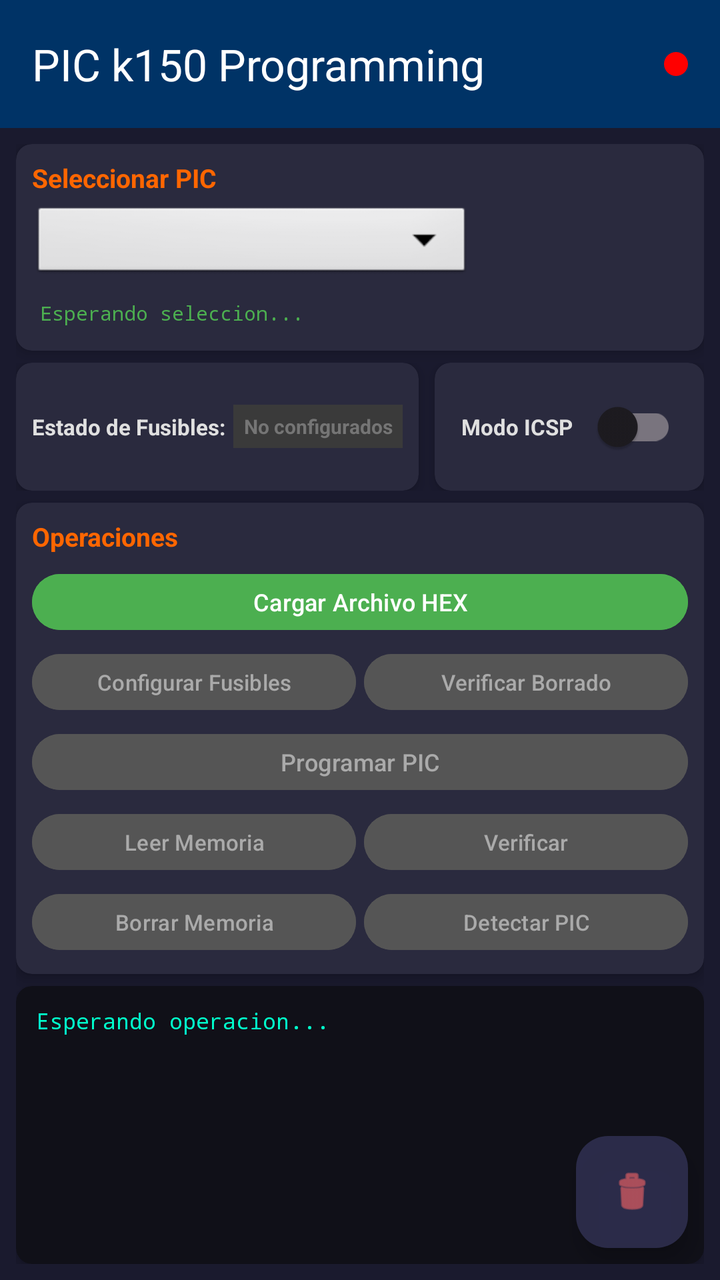
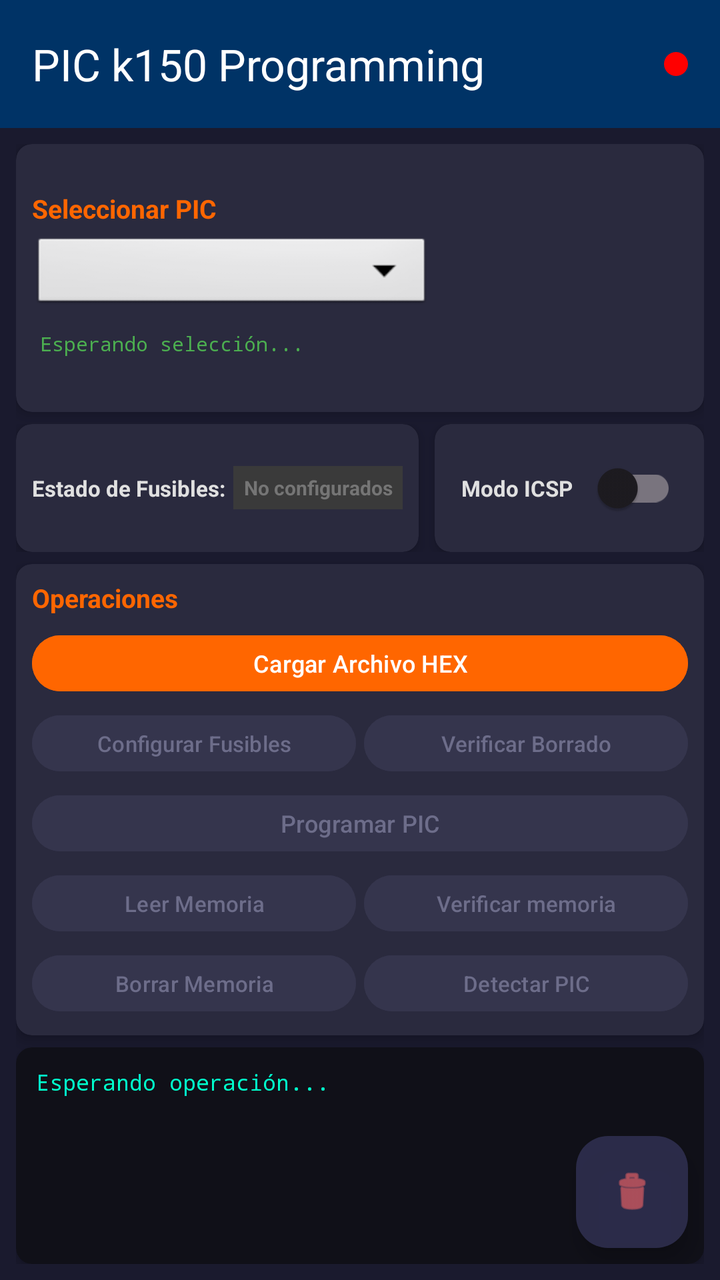

The first picture is an Android layout as it rendered before a commit; the second is the same layout after the commit. The layout source and the unified diff follow.
<!-- AndroidManifest.xml: application theme Theme.PICk150Programing -->
<!-- res/layout/activity_main.xml -->
<?xml version="1.0" encoding="utf-8"?>
<androidx.constraintlayout.widget.ConstraintLayout
    xmlns:android="http://schemas.android.com/apk/res/android"
    xmlns:app="http://schemas.android.com/apk/res-auto"
    xmlns:tools="http://schemas.android.com/tools"
    android:id="@+id/main"
    android:layout_width="match_parent"
    android:layout_height="match_parent"
    android:background="#1A1A2E"
    tools:context=".MainActivity">

    
    <com.google.android.material.appbar.AppBarLayout
        android:id="@+id/appBarLayout"
        android:layout_width="0dp"
        android:layout_height="wrap_content"
        android:elevation="8dp"
        app:layout_constraintEnd_toEndOf="parent"
        app:layout_constraintStart_toStartOf="parent"
        app:layout_constraintTop_toTopOf="parent">

        <androidx.appcompat.widget.Toolbar
            android:id="@+id/toolbar"
            android:layout_width="match_parent"
            android:layout_height="?attr/actionBarSize"
            android:background="#003366"
            android:elevation="8dp"
            app:titleTextColor="#FFFFFF"
            app:title="@string/app_name">

            <View
                android:id="@+id/connectionIndicator"
                android:layout_width="12dp"
                android:layout_height="12dp"
                android:layout_gravity="end"
                android:layout_marginEnd="16dp"
                android:background="@drawable/connection_indicator" />
        </androidx.appcompat.widget.Toolbar>
    </com.google.android.material.appbar.AppBarLayout>

    
    <LinearLayout
        android:id="@+id/mainContentLayout"
        android:layout_width="0dp"
        android:layout_height="0dp"
        android:orientation="vertical"
        android:padding="8dp"
        app:layout_constraintTop_toBottomOf="@+id/appBarLayout"
        app:layout_constraintBottom_toTopOf="@+id/bannerContainer"
        app:layout_constraintStart_toStartOf="parent"
        app:layout_constraintEnd_toEndOf="parent">

        
        <androidx.cardview.widget.CardView
            android:layout_width="match_parent"
            android:layout_height="wrap_content"
            android:layout_marginBottom="6dp"
            app:cardBackgroundColor="#2A2A3E"
            app:cardCornerRadius="8dp"
            app:cardElevation="4dp">

            <LinearLayout
                android:layout_width="match_parent"
                android:layout_height="wrap_content"
                android:orientation="horizontal"
                android:padding="8dp"
                android:baselineAligned="false"
                android:gravity="center_vertical">

                
                <LinearLayout
                    android:layout_width="0dp"
                    android:layout_height="wrap_content"
                    android:layout_weight="1"
                    android:orientation="vertical">

                    <TextView
                        android:layout_width="wrap_content"
                        android:layout_height="wrap_content"
                        android:layout_marginBottom="4dp"
                        android:text="@string/seleccionar_chip_pic"
                        android:textColor="#FF6600"
                        android:textSize="13sp"
                        android:textStyle="bold" />

                    <Spinner
                        android:id="@+id/chipSpinner"
                        android:layout_width="match_parent"
                        android:layout_height="40dp"
                        android:layout_marginBottom="4dp"
                        android:background="@android:drawable/btn_dropdown"
                        android:paddingStart="8dp"
                        android:paddingEnd="8dp"
                        android:spinnerMode="dropdown" />

                    <TextView
                        android:id="@+id/chipInfoTextView"
                        android:layout_width="match_parent"
                        android:layout_height="wrap_content"
                        android:fontFamily="monospace"
                        android:padding="4dp"
                        android:text="@string/esperando_seleccion"
                        android:textColor="#4CAF50"
                        android:textSize="10sp" />
                </LinearLayout>

                
                <ImageView
                    android:id="@+id/chipSocketImageView"
                    android:layout_width="100dp"
                    android:layout_height="80dp"
                    android:layout_marginStart="8dp"
                    android:contentDescription="Socket Diagram"
                    android:scaleType="fitCenter"
                    android:visibility="visible" />
            </LinearLayout>
        </androidx.cardview.widget.CardView>

        
        <LinearLayout
            android:layout_width="match_parent"
            android:layout_height="wrap_content"
            android:orientation="horizontal"
            android:layout_marginBottom="6dp"
            android:gravity="center_vertical">

            
            <androidx.cardview.widget.CardView
                android:layout_width="0dp"
                android:layout_height="match_parent"
                android:layout_weight="1.2"
                android:layout_marginEnd="4dp"
                app:cardBackgroundColor="#2A2A3E"
                app:cardCornerRadius="8dp"
                app:cardElevation="4dp">

                <LinearLayout
                    android:layout_width="match_parent"
                    android:layout_height="match_parent"
                    android:orientation="horizontal"
                    android:padding="8dp"
                    android:gravity="center_vertical">

                    <TextView
                        android:layout_width="wrap_content"
                        android:layout_height="wrap_content"
                        android:text="@string/estado_fusibles"
                        android:textColor="#E0E0E0"
                        android:textSize="11sp"
                        android:textStyle="bold"
                        android:layout_marginEnd="4dp" />

                    <TextView
                        android:id="@+id/fuseStatusTextView"
                        android:layout_width="0dp"
                        android:layout_height="wrap_content"
                        android:layout_weight="1"
                        android:text="@string/fuses_no_configurados"
                        android:textColor="#757575"
                        android:textSize="10sp"
                        android:textStyle="bold"
                        android:gravity="center"
                        android:paddingStart="4dp"
                        android:paddingEnd="4dp"
                        android:paddingTop="4dp"
                        android:paddingBottom="4dp"
                        android:background="#3A3A3A"
                        android:ellipsize="end"
                        android:singleLine="true" />
                </LinearLayout>
            </androidx.cardview.widget.CardView>

            
            <androidx.cardview.widget.CardView
                android:layout_width="0dp"
                android:layout_height="match_parent"
                android:layout_weight="0.8"
                android:layout_marginStart="4dp"
                app:cardBackgroundColor="#2A2A3E"
                app:cardCornerRadius="8dp"
                app:cardElevation="4dp">

                <LinearLayout
                    android:layout_width="match_parent"
                    android:layout_height="match_parent"
                    android:orientation="horizontal"
                    android:padding="8dp"
                    android:gravity="center">

                    <TextView
                        android:layout_width="wrap_content"
                        android:layout_height="wrap_content"
                        android:text="@string/modo_icsp"
                        android:textColor="#E0E0E0"
                        android:textSize="11sp"
                        android:textStyle="bold"
                        android:layout_marginEnd="4dp" />

                    <androidx.appcompat.widget.SwitchCompat
                        android:id="@+id/swModeICSP"
                        android:layout_width="wrap_content"
                        android:layout_height="wrap_content"
                        android:thumbTint="#FFFFFF"
                        android:trackTint="#90EE90" />
                </LinearLayout>
            </androidx.cardview.widget.CardView>

        </LinearLayout>

        
        <androidx.cardview.widget.CardView
            android:layout_width="match_parent"
            android:layout_height="wrap_content"
            android:layout_marginBottom="6dp"
            app:cardBackgroundColor="#2A2A3E"
            app:cardCornerRadius="8dp"
            app:cardElevation="4dp">

            <LinearLayout
                android:layout_width="match_parent"
                android:layout_height="wrap_content"
                android:orientation="vertical"
                android:padding="8dp">

                <TextView
                    android:layout_width="wrap_content"
                    android:layout_height="wrap_content"
                    android:layout_marginBottom="6dp"
                    android:text="@string/operaciones"
                    android:textColor="#FF6600"
                    android:textSize="13sp"
                    android:textStyle="bold" />

                
                <Button
                    android:id="@+id/btnSelectHex"
                    android:layout_width="match_parent"
                    android:layout_height="36dp"
                    android:layout_marginBottom="4dp"
                    android:backgroundTint="#4CAF50"
                    android:text="@string/cargar_archivo_hex"
                    android:textColor="#FFFFFF"
                    android:textSize="12sp"
                    android:paddingTop="0dp"
                    android:paddingBottom="0dp" />

                
                <LinearLayout
                    android:layout_width="match_parent"
                    android:layout_height="wrap_content"
                    android:layout_marginBottom="4dp"
                    android:orientation="horizontal">

                    <Button
                        android:id="@+id/btnConfigureFuses"
                        android:layout_width="0dp"
                        android:layout_height="36dp"
                        android:layout_marginEnd="2dp"
                        android:layout_weight="1"
                        android:backgroundTint="#555555"
                        android:enabled="false"
                        android:text="@string/configurar_fusibles"
                        android:textColor="#AAAAAA"
                        android:textSize="11sp"
                        android:paddingTop="0dp"
                        android:paddingBottom="0dp" />

                    <Button
                        android:id="@+id/btnBlankCheck"
                        android:layout_width="0dp"
                        android:layout_height="36dp"
                        android:layout_marginStart="2dp"
                        android:layout_weight="1"
                        android:backgroundTint="#555555"
                        android:enabled="false"
                        android:text="@string/verificar_borrado"
                        android:textColor="#AAAAAA"
                        android:textSize="11sp"
                        android:paddingTop="0dp"
                        android:paddingBottom="0dp" />
                </LinearLayout>

                
                <Button
                    android:id="@+id/btnProgramarPic"
                    android:layout_width="match_parent"
                    android:layout_height="36dp"
                    android:layout_marginBottom="4dp"
                    android:backgroundTint="#555555"
                    android:enabled="false"
                    android:text="@string/programar_pic"
                    android:textColor="#AAAAAA"
                    android:textSize="12sp"
                    android:paddingTop="0dp"
                    android:paddingBottom="0dp" />

                
                <LinearLayout
                    android:layout_width="match_parent"
                    android:layout_height="wrap_content"
                    android:layout_marginBottom="4dp"
                    android:orientation="horizontal">

                    <Button
                        android:id="@+id/btnLeerMemoriaDeLPic"
                        android:layout_width="0dp"
                        android:layout_height="36dp"
                        android:layout_marginEnd="2dp"
                        android:layout_weight="1"
                        android:backgroundTint="#555555"
                        android:enabled="false"
                        android:text="@string/leer_memoria"
                        android:textColor="#AAAAAA"
                        android:textSize="11sp"
                        android:paddingTop="0dp"
                        android:paddingBottom="0dp" />

                    <Button
                        android:id="@+id/btnVerificarMemoriaDelPic"
                        android:layout_width="0dp"
                        android:layout_height="36dp"
                        android:layout_marginStart="2dp"
                        android:layout_weight="1"
                        android:backgroundTint="#555555"
                        android:enabled="false"
                        android:text="@string/verificar"
                        android:textColor="#AAAAAA"
                        android:textSize="11sp"
                        android:paddingTop="0dp"
                        android:paddingBottom="0dp" />
                </LinearLayout>

                
                <LinearLayout
                    android:layout_width="match_parent"
                    android:layout_height="wrap_content"
                    android:orientation="horizontal">

                    <Button
                        android:id="@+id/btnBorrarMemoriaDeLPic"
                        android:layout_width="0dp"
                        android:layout_height="36dp"
                        android:layout_marginEnd="2dp"
                        android:layout_weight="1"
                        android:backgroundTint="#555555"
                        android:enabled="false"
                        android:text="@string/borrar_memoria"
                        android:textColor="#AAAAAA"
                        android:textSize="11sp"
                        android:paddingTop="0dp"
                        android:paddingBottom="0dp" />

                    <Button
                        android:id="@+id/btnDetectarPic"
                        android:layout_width="0dp"
                        android:layout_height="36dp"
                        android:layout_marginStart="2dp"
                        android:layout_weight="1"
                        android:backgroundTint="#555555"
                        android:enabled="false"
                        android:text="@string/detectar_pic"
                        android:textColor="#AAAAAA"
                        android:textSize="11sp"
                        android:paddingTop="0dp"
                        android:paddingBottom="0dp" />
                </LinearLayout>
            </LinearLayout>
        </androidx.cardview.widget.CardView>

        
        <androidx.cardview.widget.CardView
            android:layout_width="match_parent"
            android:layout_height="0dp"
            android:layout_weight="1"
            app:cardBackgroundColor="#101018"
            app:cardCornerRadius="8dp"
            app:cardElevation="4dp">

            
            <FrameLayout
                android:layout_width="match_parent"
                android:layout_height="match_parent">

                
                <ScrollView
                    android:id="@+id/logScrollView"
                    android:layout_width="match_parent"
                    android:layout_height="match_parent"
                    android:fillViewport="true"
                    android:scrollbars="vertical">

                    <TextView
                        android:id="@+id/processStatusTextView"
                        android:layout_width="match_parent"
                        android:layout_height="wrap_content"
                        android:fontFamily="monospace"
                        android:gravity="start|top"
                        android:padding="10dp"
                        android:paddingBottom="48dp"
                        android:text="@string/esperando_operacion"
                        android:textColor="#00FFCC"
                        android:textSize="11sp" />
                </ScrollView>

                
                <com.google.android.material.floatingactionbutton.FloatingActionButton
                    android:id="@+id/btnLimpiarLog"
                    android:layout_width="wrap_content"
                    android:layout_height="wrap_content"
                    android:layout_gravity="bottom|end"
                    android:layout_margin="8dp"
                    android:contentDescription="Limpiar log"
                    app:srcCompat="@android:drawable/ic_menu_delete"
                    app:backgroundTint="#CC333355"
                    app:fabSize="mini"
                    app:tint="#FF6666" />

            </FrameLayout>
        </androidx.cardview.widget.CardView>

        
        <LinearLayout
            android:id="@+id/romDataContainer"
            android:layout_width="match_parent"
            android:layout_height="wrap_content"
            android:orientation="vertical"
            android:visibility="gone" />

        <LinearLayout
            android:id="@+id/eepromDataContainer"
            android:layout_width="match_parent"
            android:layout_height="wrap_content"
            android:orientation="vertical"
            android:visibility="gone" />

    </LinearLayout>

    
    <FrameLayout
        android:id="@+id/bannerContainer"
        android:layout_width="0dp"
        android:layout_height="wrap_content"
        app:layout_constraintBottom_toBottomOf="parent"
        app:layout_constraintEnd_toEndOf="parent"
        app:layout_constraintStart_toStartOf="parent" />

</androidx.constraintlayout.widget.ConstraintLayout>
<!-- resources referenced by this layout -->
<resources>
  <!-- drawable connection_indicator (drawable) -->
  <?xml version="1.0" encoding="utf-8"?>
  <shape xmlns:android="http://schemas.android.com/apk/res/android"
      android:shape="oval">
      <solid android:color="#FF0000" />
      <size android:width="12dp" android:height="12dp" />
  </shape>
  <string name="app_name">PIC k150 Programming</string>
  <string name="borrar_memoria">Borrar Memoria</string>
  <string name="cargar_archivo_hex">Cargar Archivo HEX</string>
  <string name="configurar_fusibles">Configurar Fusibles</string>
  <string name="detectar_pic">Detectar PIC</string>
  <string name="esperando_operacion">Esperando operacion...</string>
  <string name="esperando_seleccion">Esperando seleccion...</string>
  <string name="estado_fusibles">Estado de Fusibles:</string>
  <string name="fuses_no_configurados">No configurados</string>
  <string name="leer_memoria">Leer Memoria</string>
  <string name="modo_icsp">Modo ICSP</string>
  <string name="operaciones">Operaciones</string>
  <string name="programar_pic">Programar PIC</string>
  <string name="seleccionar_chip_pic">Seleccionar PIC</string>
  <string name="verificar">Verificar</string>
  <string name="verificar_borrado">Verificar Borrado</string>
  <style name="Theme.PICk150Programing" parent="Base.Theme.PICk150Programing" />
  <style name="Base.Theme.PICk150Programing" parent="Theme.Material3.DayNight.NoActionBar">
          
          
          
          
          <item name="android:statusBarColor">@android:color/transparent</item>
          <item name="android:navigationBarColor">@android:color/transparent</item>
          <item name="android:windowLightStatusBar" tools:targetApi="m">true</item>
          <item name="android:windowLightNavigationBar" tools:targetApi="o_mr1">true</item>
      </style>
</resources>

<!-- the commit's change to res/layout/activity_main.xml (unified diff, before → after) -->
@@ -107,9 +107,11 @@
                 
                 <ImageView
                     android:id="@+id/chipSocketImageView"
-                    android:layout_width="100dp"
-                    android:layout_height="80dp"
+                    android:layout_width="120dp"
+                    android:layout_height="110dp"
                     android:layout_marginStart="8dp"
+                    android:layout_marginTop="4dp"
+                    android:layout_marginBottom="4dp"
                     android:contentDescription="Socket Diagram"
                     android:scaleType="fitCenter"
                     android:visibility="visible" />
@@ -237,7 +239,7 @@
                     android:layout_width="match_parent"
                     android:layout_height="36dp"
                     android:layout_marginBottom="4dp"
-                    android:backgroundTint="#4CAF50"
+                    android:backgroundTint="#FF6600"
                     android:text="@string/cargar_archivo_hex"
                     android:textColor="#FFFFFF"
                     android:textSize="12sp"
@@ -257,10 +259,10 @@
                         android:layout_height="36dp"
                         android:layout_marginEnd="2dp"
                         android:layout_weight="1"
-                        android:backgroundTint="#555555"
+                        android:backgroundTint="#35354D"
                         android:enabled="false"
                         android:text="@string/configurar_fusibles"
-                        android:textColor="#AAAAAA"
+                        android:textColor="#6D6D8A"
                         android:textSize="11sp"
                         android:paddingTop="0dp"
                         android:paddingBottom="0dp" />
@@ -271,10 +273,10 @@
                         android:layout_height="36dp"
                         android:layout_marginStart="2dp"
                         android:layout_weight="1"
-                        android:backgroundTint="#555555"
+                        android:backgroundTint="#35354D"
                         android:enabled="false"
                         android:text="@string/verificar_borrado"
-                        android:textColor="#AAAAAA"
+                        android:textColor="#6D6D8A"
                         android:textSize="11sp"
                         android:paddingTop="0dp"
                         android:paddingBottom="0dp" />
@@ -286,10 +288,10 @@
                     android:layout_width="match_parent"
                     android:layout_height="36dp"
                     android:layout_marginBottom="4dp"
-                    android:backgroundTint="#555555"
+                    android:backgroundTint="#35354D"
                     android:enabled="false"
                     android:text="@string/programar_pic"
-                    android:textColor="#AAAAAA"
+                    android:textColor="#6D6D8A"
                     android:textSize="12sp"
                     android:paddingTop="0dp"
                     android:paddingBottom="0dp" />
@@ -307,10 +309,10 @@
                         android:layout_height="36dp"
                         android:layout_marginEnd="2dp"
                         android:layout_weight="1"
-                        android:backgroundTint="#555555"
+                        android:backgroundTint="#35354D"
                         android:enabled="false"
                         android:text="@string/leer_memoria"
-                        android:textColor="#AAAAAA"
+                        android:textColor="#6D6D8A"
                         android:textSize="11sp"
                         android:paddingTop="0dp"
                         android:paddingBottom="0dp" />
@@ -321,10 +323,10 @@
                         android:layout_height="36dp"
                         android:layout_marginStart="2dp"
                         android:layout_weight="1"
-                        android:backgroundTint="#555555"
+                        android:backgroundTint="#35354D"
                         android:enabled="false"
                         android:text="@string/verificar"
-                        android:textColor="#AAAAAA"
+                        android:textColor="#6D6D8A"
                         android:textSize="11sp"
                         android:paddingTop="0dp"
                         android:paddingBottom="0dp" />
@@ -342,10 +344,10 @@
                         android:layout_height="36dp"
                         android:layout_marginEnd="2dp"
                         android:layout_weight="1"
-                        android:backgroundTint="#555555"
+                        android:backgroundTint="#35354D"
                         android:enabled="false"
                         android:text="@string/borrar_memoria"
-                        android:textColor="#AAAAAA"
+                        android:textColor="#6D6D8A"
                         android:textSize="11sp"
                         android:paddingTop="0dp"
                         android:paddingBottom="0dp" />
@@ -356,10 +358,10 @@
                         android:layout_height="36dp"
                         android:layout_marginStart="2dp"
                         android:layout_weight="1"
-                        android:backgroundTint="#555555"
+                        android:backgroundTint="#35354D"
                         android:enabled="false"
                         android:text="@string/detectar_pic"
-                        android:textColor="#AAAAAA"
+                        android:textColor="#6D6D8A"
                         android:textSize="11sp"
                         android:paddingTop="0dp"
                         android:paddingBottom="0dp" />
<!-- resource entries referenced after the edit -->
@@ -12,8 +12,8 @@
   <string name="cargar_archivo_hex">Cargar Archivo HEX</string>
   <string name="configurar_fusibles">Configurar Fusibles</string>
   <string name="detectar_pic">Detectar PIC</string>
-  <string name="esperando_operacion">Esperando operacion...</string>
-  <string name="esperando_seleccion">Esperando seleccion...</string>
+  <string name="esperando_operacion">Esperando operación...</string>
+  <string name="esperando_seleccion">Esperando selección...</string>
   <string name="estado_fusibles">Estado de Fusibles:</string>
   <string name="fuses_no_configurados">No configurados</string>
   <string name="leer_memoria">Leer Memoria</string>
@@ -21,7 +21,7 @@
   <string name="operaciones">Operaciones</string>
   <string name="programar_pic">Programar PIC</string>
   <string name="seleccionar_chip_pic">Seleccionar PIC</string>
-  <string name="verificar">Verificar</string>
+  <string name="verificar">Verificar memoria</string>
   <string name="verificar_borrado">Verificar Borrado</string>
   <style name="Theme.PICk150Programing" parent="Base.Theme.PICk150Programing" />
   <style name="Base.Theme.PICk150Programing" parent="Theme.Material3.DayNight.NoActionBar">
